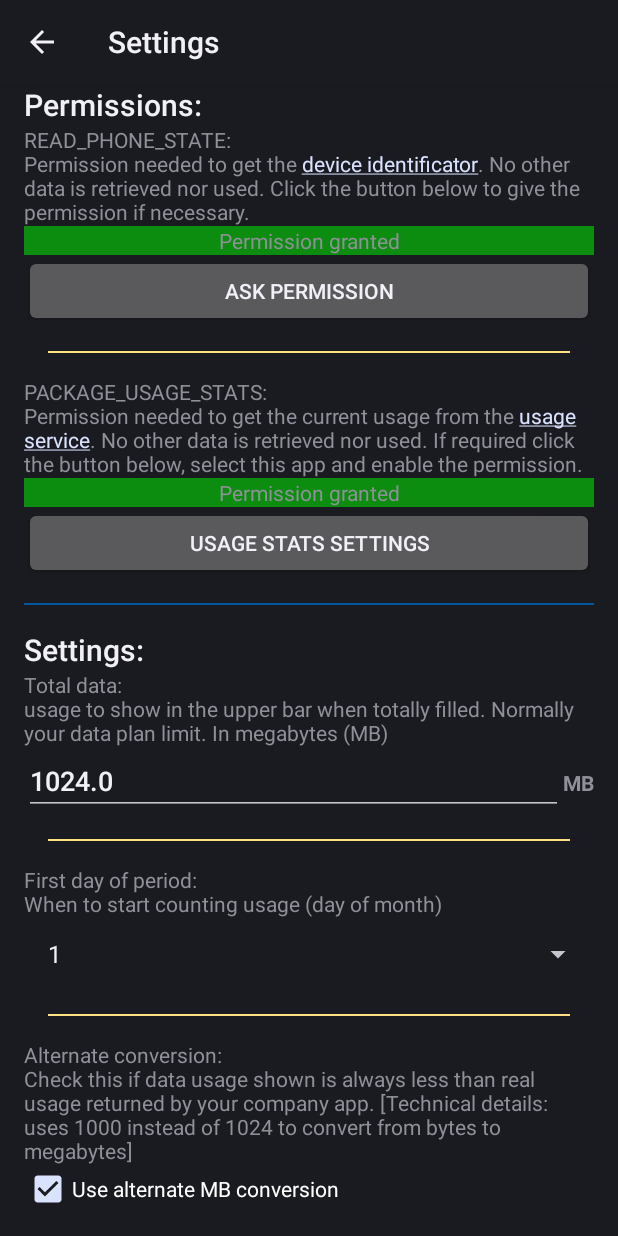
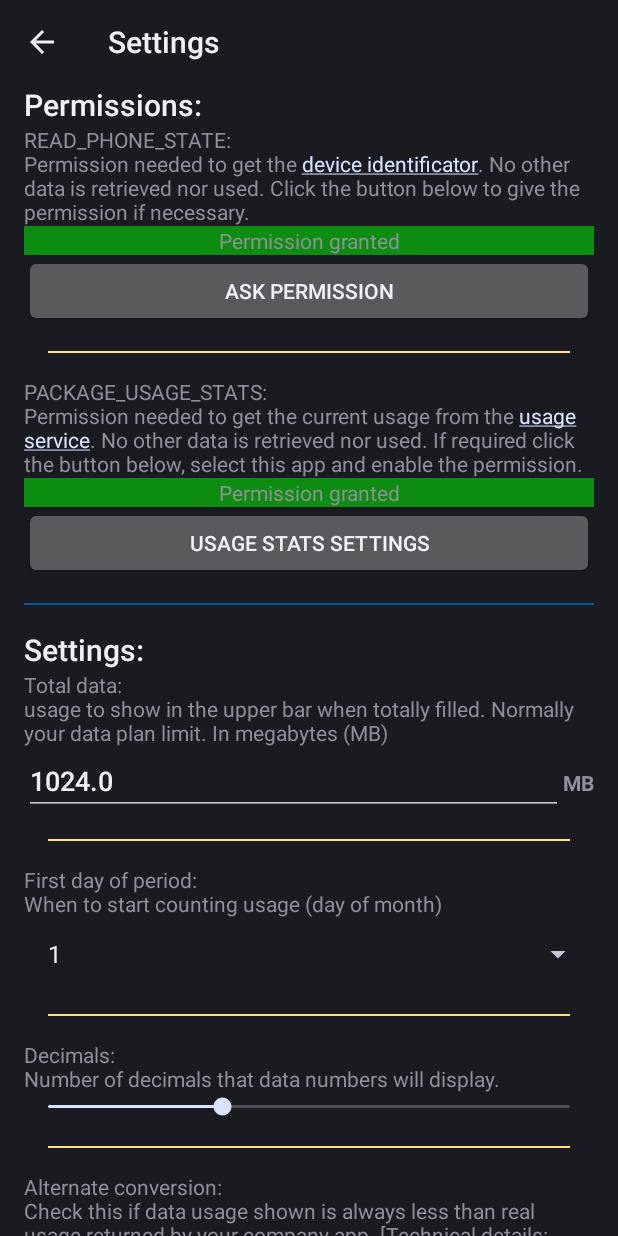
Before and after one commit to TrianguloY/Average-data-usage-widget, an Android app: the Main screen opened directly, with no data from a screen before it, after a tap on "SETTINGS", on a phone screen of 412 x 824 dp. Run offline under Robolectric (Android 15) with nearby library versions, the phone set to English and light mode, and no system bars.

Commit message:
choose data number decimals
resolves #4

```diff
--- a/app/src/main/java/com/trianguloy/continuousDataUsage/activities/ListAdapter.java
+++ b/app/src/main/java/com/trianguloy/continuousDataUsage/activities/ListAdapter.java
@@ -155,7 +155,7 @@ public class ListAdapter extends BaseAdapter {
         // sets the properties
         txt_date.setText(currentItem.date);
 
-        txt_usage.setText(String.format(Locale.US, "%.2f / %.2f MB", currentItem.usage, dataPerDay));
+        txt_usage.setText(String.format(Locale.US, pref.getDecimalsFormatter() + " / " + pref.getDecimalsFormatter() + " MB", currentItem.usage, dataPerDay));
 
         double rate = currentItem.usage / dataPerDay;
         if (rate > 1) {
--- a/app/src/main/java/com/trianguloy/continuousDataUsage/activities/SettingsActivity.java
+++ b/app/src/main/java/com/trianguloy/continuousDataUsage/activities/SettingsActivity.java
@@ -18,6 +18,7 @@ import android.widget.AdapterView;
 import android.widget.ArrayAdapter;
 import android.widget.CheckBox;
 import android.widget.EditText;
+import android.widget.SeekBar;
 import android.widget.Spinner;
 import android.widget.TextView;
 import android.widget.Toast;
@@ -43,6 +44,8 @@ public class SettingsActivity extends Activity {
 
     // variables
     private EditText view_accumulated;
+    private TextView view_txt_decimals;
+    private SeekBar view_sb_decimals;
 
 
     /**
@@ -168,6 +171,23 @@ public class SettingsActivity extends Activity {
             }
         });
 
+        // decimals
+        view_txt_decimals = findViewById(R.id.sst_txt_decimals);
+        view_sb_decimals = findViewById(R.id.stt_sb_decimals);
+        view_sb_decimals.setOnSeekBarChangeListener(new SeekBar.OnSeekBarChangeListener() {
+            @Override
+            public void onProgressChanged(SeekBar seekBar, int i, boolean b) {
+                view_txt_decimals.setText(Integer.toString(i));
+                pref.setDecimals(i);
+            }
+
+            @Override
+            public void onStartTrackingTouch(SeekBar seekBar) {}
+
+            @Override
+            public void onStopTrackingTouch(SeekBar seekBar) {}
+        });
+        view_sb_decimals.setProgress(pref.getDecimals(),true);
 
         //clickable links
         for (int id : new int[]{R.id.stt_txt_perm_ps,R.id.stt_txt_perm_us} ) {
--- a/app/src/main/java/com/trianguloy/continuousDataUsage/common/PeriodCalendar.java
+++ b/app/src/main/java/com/trianguloy/continuousDataUsage/common/PeriodCalendar.java
@@ -61,7 +61,7 @@ public class PeriodCalendar {
 
         //date
         Calendar cal = Calendar.getInstance();
-        cal.set(Calendar.HOUR_OF_DAY, 0); // ! clear would not reset the hour of day !
+        cal.set(Calendar.HOUR_OF_DAY, 0);
         cal.set(Calendar.MINUTE, 0);
         cal.set(Calendar.SECOND, 0);
         cal.set(Calendar.MILLISECOND, 0);
--- a/app/src/main/java/com/trianguloy/continuousDataUsage/common/Preferences.java
+++ b/app/src/main/java/com/trianguloy/continuousDataUsage/common/Preferences.java
@@ -31,11 +31,13 @@ public class Preferences {
      */
     private static final String KEY_TOTALDATA = "totalData";
     private static final float DEFAULT_TOTALDATA = 1024;
-    public float getTotalData(){
-        return sharedPreferences.getFloat(KEY_TOTALDATA,DEFAULT_TOTALDATA);
+
+    public float getTotalData() {
+        return sharedPreferences.getFloat(KEY_TOTALDATA, DEFAULT_TOTALDATA);
     }
-    public void setTotalData(float totalData){
-        sharedPreferences.edit().putFloat(KEY_TOTALDATA,totalData).apply();
+
+    public void setTotalData(float totalData) {
+        sharedPreferences.edit().putFloat(KEY_TOTALDATA, totalData).apply();
     }
 
 
@@ -44,11 +46,13 @@ public class Preferences {
      */
     private static final String KEY_ALTCONVERSION = "altConversion";
     private static final boolean DEFAULT_ALTCONVERSION = false;
-    public boolean getAltConversion(){
-        return sharedPreferences.getBoolean(KEY_ALTCONVERSION,DEFAULT_ALTCONVERSION);
+
+    public boolean getAltConversion() {
+        return sharedPreferences.getBoolean(KEY_ALTCONVERSION, DEFAULT_ALTCONVERSION);
     }
-    public void setAltConversion(boolean altConversion){
-        sharedPreferences.edit().putBoolean(KEY_ALTCONVERSION,altConversion).apply();
+
+    public void setAltConversion(boolean altConversion) {
+        sharedPreferences.edit().putBoolean(KEY_ALTCONVERSION, altConversion).apply();
     }
 
 
@@ -57,21 +61,25 @@ public class Preferences {
      */
     private static final String KEY_FIRSTDAY = "firstDay";
     private static final int DEFAULT_FIRSTDAY = 1;
-    public int getFirstDay(){
-        return sharedPreferences.getInt(KEY_FIRSTDAY,DEFAULT_FIRSTDAY);
+
+    public int getFirstDay() {
+        return sharedPreferences.getInt(KEY_FIRSTDAY, DEFAULT_FIRSTDAY);
     }
-    public void setFirstDay(int firstDay){
-        sharedPreferences.edit().putInt(KEY_FIRSTDAY,firstDay).apply();
+
+    public void setFirstDay(int firstDay) {
+        sharedPreferences.edit().putInt(KEY_FIRSTDAY, firstDay).apply();
     }
 
     /**
      * Information requested flag. Cleared when read.
      */
     private static final String KEY_INFOREQUESTED = "infoRequested";
+
     public void infoRequested() {
-        sharedPreferences.edit().putBoolean(KEY_INFOREQUESTED,true).apply();
+        sharedPreferences.edit().putBoolean(KEY_INFOREQUESTED, true).apply();
     }
-    public boolean isInfoRequested(){
+
+    public boolean isInfoRequested() {
         boolean b = sharedPreferences.getBoolean(KEY_INFOREQUESTED, false);
         sharedPreferences.edit().remove(KEY_INFOREQUESTED).apply();
         return b;
@@ -82,11 +90,13 @@ public class Preferences {
      */
     private static final String KEY_ACCUMULATE = "accumulate";
     private static final boolean DEFAULT_ACCUMULATE = false;
-    public boolean getAccumulate(){
-        return sharedPreferences.getBoolean(KEY_ACCUMULATE,DEFAULT_ACCUMULATE);
+
+    public boolean getAccumulate() {
+        return sharedPreferences.getBoolean(KEY_ACCUMULATE, DEFAULT_ACCUMULATE);
     }
-    public void setAccumulate(boolean accumulate){
-        sharedPreferences.edit().putBoolean(KEY_ACCUMULATE,accumulate).apply();
+
+    public void setAccumulate(boolean accumulate) {
+        sharedPreferences.edit().putBoolean(KEY_ACCUMULATE, accumulate).apply();
     }
 
     /**
@@ -98,17 +108,37 @@ public class Preferences {
     private static final String KEY_ACCUMULATEDM = "accumulatedm";
     private static final float DEFAULT_ACCUMULATED = 0;
     private static final int DEFAULT_ACCUMULATEDM = 0;
-    public Pair<Float, Integer> getAccumulated(){
+
+    public Pair<Float, Integer> getAccumulated() {
         return new Pair<>(
                 sharedPreferences.getFloat(KEY_ACCUMULATED, DEFAULT_ACCUMULATED),
                 sharedPreferences.getInt(KEY_ACCUMULATEDM, DEFAULT_ACCUMULATEDM)
         );
     }
-    public void setAccumulated(float accumulated, int month){
+
+    public void setAccumulated(float accumulated, int month) {
         sharedPreferences.edit()
                 .putFloat(KEY_ACCUMULATED, accumulated)
                 .putInt(KEY_ACCUMULATEDM, month)
                 .apply();
+    }
+
+    /**
+     * Decimals (int)
+     */
+    private static final String KEY_DECIMALS = "decimals";
+    private static final int DEFAULT_DECIMALS = 2;
+
+    public int getDecimals() {
+        return sharedPreferences.getInt(KEY_DECIMALS, DEFAULT_DECIMALS);
+    }
+
+    public String getDecimalsFormatter(){
+        return "%."+getDecimals()+"f";
+    }
+
+    public void setDecimals(int decimals) {
+        sharedPreferences.edit().putInt(KEY_DECIMALS, decimals).apply();
     }
 
     // ------------------- tweaks -------------------
@@ -118,13 +148,16 @@ public class Preferences {
      */
     private static final String KEY_TWEAKS = "tweaks";
     private final Set<String> DEFAULT_TWEAKS = Collections.emptySet();
-    public boolean getTweak(Tweaks.Items tweak){
-        return sharedPreferences.getBoolean(tweak.name(),false);
+
+    public boolean getTweak(Tweaks.Items tweak) {
+        return sharedPreferences.getBoolean(tweak.name(), false);
     }
-    public void setTweak(Tweaks.Items tweak, boolean enabled){
-        sharedPreferences.edit().putBoolean(tweak.name(),enabled).apply();
+
+    public void setTweak(Tweaks.Items tweak, boolean enabled) {
+        sharedPreferences.edit().putBoolean(tweak.name(), enabled).apply();
     }
-    public void cleanupTweaks(){
+
+    public void cleanupTweaks() {
         SharedPreferences.Editor edit = sharedPreferences.edit();
 
         // remove old tweaks:
@@ -133,7 +166,7 @@ public class Preferences {
             try {
                 // check if still exists
                 Tweaks.Items.valueOf(name);
-            }catch (IllegalArgumentException e){
+            } catch (IllegalArgumentException e) {
                 // if not, remove
                 edit.remove(name);
             }
@@ -142,7 +175,7 @@ public class Preferences {
         // save current tweaks list:
         Tweaks.Items[] items = Tweaks.Items.values();
         Set<String> names = new HashSet<>(items.length);
-        for (Tweaks.Items tweak : items){
+        for (Tweaks.Items tweak : items) {
             // add current tweak name to list
             names.add(tweak.name());
         }
--- a/app/src/main/java/com/trianguloy/continuousDataUsage/widgets/AppWidgetProgress.java
+++ b/app/src/main/java/com/trianguloy/continuousDataUsage/widgets/AppWidgetProgress.java
@@ -71,9 +71,10 @@ public class AppWidgetProgress extends AppWidgetBase {
      */
     public static void updateViews(Context context, RemoteViews views) {
         ReturnedInfo commonInfo = getCommonInfo(context);
+        Preferences pref = new Preferences(context);
 
         //variables
-        String formatter = "%.2f MB (%.2f%%)";
+        String formatter = pref.getDecimalsFormatter()+" MB (%.2f%%)";
         WindowManager wm = (WindowManager) context.getSystemService(Context.WINDOW_SERVICE);
         Point p = new Point(context.getResources().getInteger(R.integer.DEFAULT_PROGRESS_PRECISION), 0);
         if (wm != null) {
@@ -100,7 +101,6 @@ public class AppWidgetProgress extends AppWidgetBase {
         views.setTextViewText(R.id.wdg_txt_data, String.format(Locale.US, formatter, commonInfo.megabytes, commonInfo.percentData * 100));
 
         // tweaks
-        Preferences pref = new Preferences(context);
         if (pref.getTweak(Tweaks.Items.hideDate)) {
             views.setViewVisibility(R.id.wdg_txt_date, View.GONE);
             views.setViewVisibility(R.id.wdg_prgBar_date, View.GONE);
--- a/app/src/main/java/com/trianguloy/continuousDataUsage/widgets/AppWidgetRate.java
+++ b/app/src/main/java/com/trianguloy/continuousDataUsage/widgets/AppWidgetRate.java
@@ -47,6 +47,7 @@ public class AppWidgetRate extends AppWidgetBase {
      */
     void updateViews(Context context, RemoteViews views) {
         ReturnedInfo commonInfo = getCommonInfo(context);
+        Preferences pref = new Preferences(context);
 
         if(commonInfo.error != -1){
             views.setTextViewText(R.id.wdg_txt_rate, context.getString(commonInfo.error));
@@ -58,14 +59,13 @@ public class AppWidgetRate extends AppWidgetBase {
         views.setTextViewText(R.id.wdg_txt_rate, String.format(Locale.US, "%.2f", rate));
 
         // tweaks
-        Preferences pref = new Preferences(context);
         if(pref.getTweak(Tweaks.Items.showConsumed)){
             rate = commonInfo.megabytes;
-            views.setTextViewText(R.id.wdg_txt_rate, String.format(Locale.US, "%.2f", rate));
+            views.setTextViewText(R.id.wdg_txt_rate, String.format(Locale.US, pref.getDecimalsFormatter(), rate));
         }
         if(pref.getTweak(Tweaks.Items.showAverage)){
             rate = commonInfo.totalData;
-            views.setTextViewText(R.id.wdg_txt_rate, String.format(Locale.US, "%.2f", rate));
+            views.setTextViewText(R.id.wdg_txt_rate, String.format(Locale.US, pref.getDecimalsFormatter(), rate));
         }
         if(pref.getTweak(Tweaks.Items.whiteWidgets)){
             views.setInt(R.id.wdg_parent, "setBackgroundResource", R.drawable.background_rate_white);
--- a/app/src/main/res/layout/activity_settings.xml
+++ b/app/src/main/res/layout/activity_settings.xml
@@ -138,6 +138,38 @@
             android:spinnerMode="dialog" />
 
         <ImageView
+            android:id="@+id/smallSeparator5"
+            android:layout_width="match_parent"
+            android:layout_height="1dp"
+            android:layout_margin="@dimen/activity_margin"
+            android:src="@color/colorAccent" />
+
+        <TextView
+            android:id="@+id/textView12"
+            android:layout_width="match_parent"
+            android:layout_height="wrap_content"
+            android:text="@string/txt_settings_decimals" />
+
+        <LinearLayout
+            android:layout_width="match_parent"
+            android:layout_height="match_parent"
+            android:orientation="horizontal">
+
+            <TextView
+                android:id="@+id/sst_txt_decimals"
+                android:layout_width="wrap_content"
+                android:layout_height="wrap_content" />
+
+            <SeekBar
+                android:id="@+id/stt_sb_decimals"
+                style="@android:style/Widget.DeviceDefault.SeekBar"
+                android:layout_width="match_parent"
+                android:layout_height="wrap_content"
+                android:max="6"
+                android:progress="2" />
+        </LinearLayout>
+
+        <ImageView
             android:id="@+id/smallSeparator"
             android:layout_width="match_parent"
             android:layout_height="1dp"
@@ -221,7 +253,7 @@
         </LinearLayout>
 
         <ImageView
-            android:id="@+id/smallSeparator5"
+            android:id="@+id/smallSeparator6"
             android:layout_width="match_parent"
             android:layout_height="1dp"
             android:layout_margin="@dimen/activity_margin"
--- a/app/src/main/res/values/strings.xml
+++ b/app/src/main/res/values/strings.xml
@@ -31,6 +31,7 @@
     <string name="txt_title_settings">Settings:</string>
     <string name="txt_desc_setting_totalData">Total data:\nusage to show in the upper bar when totally filled. Normally your data plan limit. In megabytes (MB)</string>
     <string name="txt_desc_setting_firstDay">First day of period:\nWhen to start counting usage (day of month)</string>
+    <string name="txt_settings_decimals">Decimals:\nNumber of decimals that data numbers will display.</string>
     <string name="txt_desc_setting_altConv">Alternate conversion:\nCheck this if data usage shown is always less than real usage returned by your company app. [Technical details: uses 1000 instead of 1024 to convert from bytes to megabytes]</string>
     <string name="chkbx_setting_altConv">Use alternate MB conversion</string>
     <string name="settings_mb">MB</string>
```
